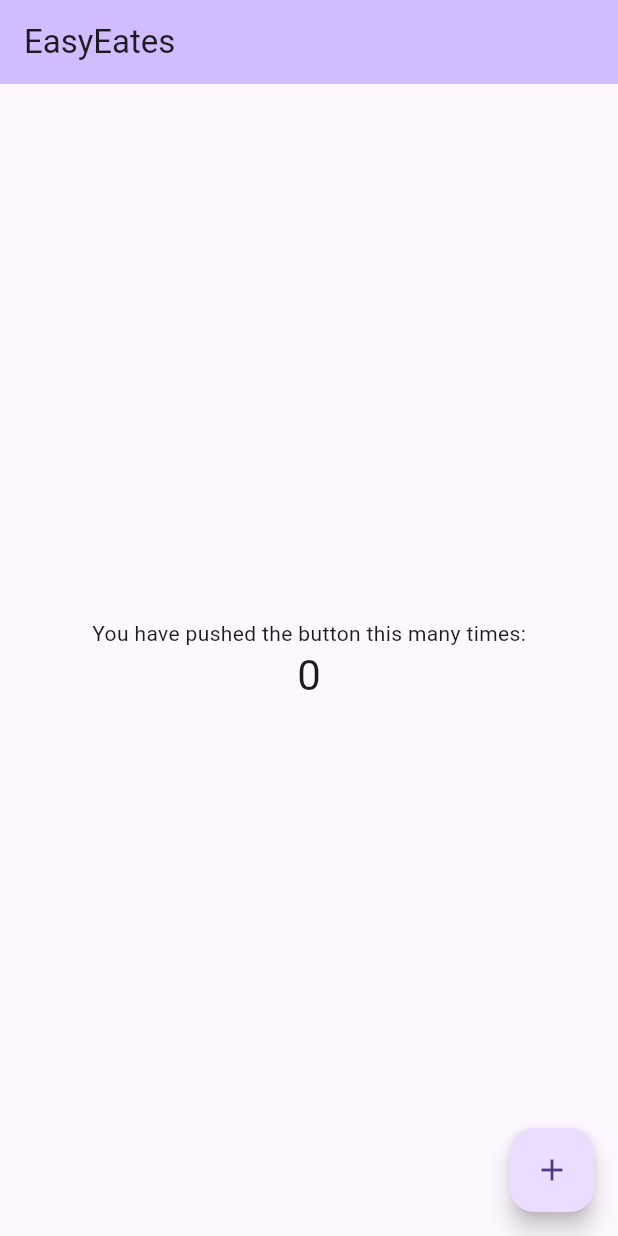
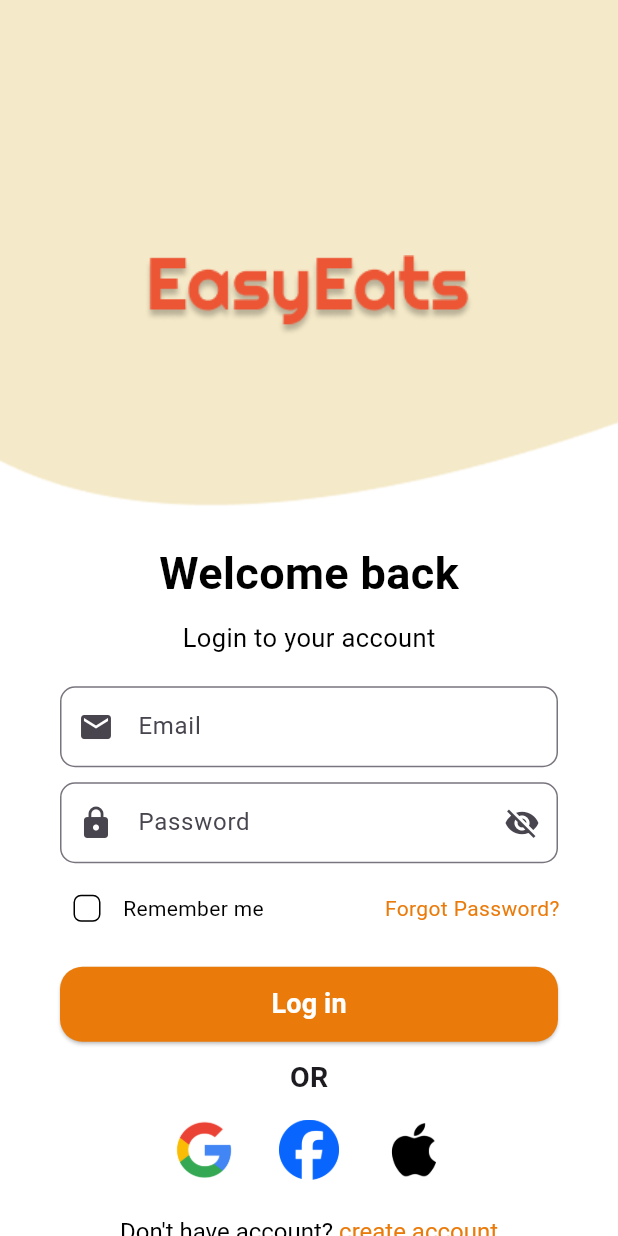
Before and after one commit to ssgamage/foodapp, a Flutter app: the screen it shows after launch, on a phone screen of 412 x 824 dp. Run offline on Flutter 3.47's test engine with Material 3 defaults, Android fonts, the phone set to English and light mode, and no system bars.

Commit message:
log in screen done

```diff
--- a/lib/pages/home_page.dart
+++ /dev/null
@@ -1,49 +0,0 @@
-import 'package:flutter/material.dart';
-
-class HomePage extends StatefulWidget {
-  const HomePage({super.key, required this.title});
-
-  final String title;
-
-  @override
-  State<HomePage> createState() => _HomePageState();
-}
-
-class _HomePageState extends State<HomePage> {
-  int _counter = 0;
-
-  void _incrementCounter() {
-    setState(() {
-      _counter++;
-    });
-  }
-
-  @override
-  Widget build(BuildContext context) {
-    return Scaffold(
-      appBar: AppBar(
-        backgroundColor: Theme.of(context).colorScheme.inversePrimary,
-        title: Text(widget.title),
-      ),
-      body: Center(
-        child: Column(
-          mainAxisAlignment: MainAxisAlignment.center,
-          children: <Widget>[
-            const Text(
-              'You have pushed the button this many times:',
-            ),
-            Text(
-              '$_counter',
-              style: Theme.of(context).textTheme.headlineMedium,
-            ),
-          ],
-        ),
-      ),
-      floatingActionButton: FloatingActionButton(
-        onPressed: _incrementCounter,
-        tooltip: 'Increment',
-        child: const Icon(Icons.add),
-      ),
-    );
-  }
-}
--- /dev/null
+++ b/lib/pages/validationFlow/login_page.dart
@@ -0,0 +1,290 @@
+import 'package:flutter/material.dart';
+import 'package:foodapp/constants/colors.dart';
+
+class LoginPage extends StatefulWidget {
+  const LoginPage({super.key, required this.title});
+
+  final String title;
+
+  @override
+  State<LoginPage> createState() => _LoginPageState();
+}
+
+class _LoginPageState extends State<LoginPage> {
+  bool rememberMe = false;
+  bool _obscureText = true;
+
+  @override
+  Widget build(BuildContext context) {
+    return MaterialApp(
+      debugShowCheckedModeBanner: false,
+      home: Scaffold(
+        body: Container(
+          decoration: const BoxDecoration(
+            image: DecorationImage(
+              image: AssetImage('assets/images/validationFlowImg/ellipse3.png'),
+              fit: BoxFit.cover,
+            ),
+          ),
+          child: Column(
+            mainAxisAlignment: MainAxisAlignment.center,
+            crossAxisAlignment: CrossAxisAlignment.center,
+            children: [
+              Expanded(
+                flex: 7,
+                child: Container(
+                  alignment: Alignment.topCenter,
+                  padding: const EdgeInsets.only(top: 170),
+                  child: Image.asset(
+                      'assets/images/validationFlowImg/easyeats1.png',
+                      width: 220),
+                ),
+              ),
+              Expanded(
+                flex: 9,
+                child: Container(
+                  alignment: Alignment.topCenter,
+                  padding: const EdgeInsets.only(top: 0),
+                  child: Column(
+                    mainAxisAlignment: MainAxisAlignment.start,
+                    children: [
+                      const Text(
+                        'Welcome back',
+                        style: TextStyle(
+                          fontSize: 30,
+                          color: CustomColor.textBlack,
+                          fontWeight: FontWeight.bold,
+                        ),
+                      ),
+                      const SizedBox(height: 10),
+                      const Text(
+                        'Login to your account',
+                        style: TextStyle(
+                          fontSize: 17,
+                          color: CustomColor.textBlack,
+                        ),
+                      ),
+                      const SizedBox(height: 20),
+                      // Add your form here
+                      Form(
+                        child: Column(
+                          children: [
+                            Padding(
+                              padding:
+                                  const EdgeInsets.symmetric(horizontal: 40),
+                              child: TextFormField(
+                                decoration: InputDecoration(
+                                  labelText: 'Email',
+                                  prefixIcon: const Icon(Icons.email),
+                                  border: OutlineInputBorder(
+                                    borderRadius: BorderRadius.circular(10),
+                                  ),
+                                  contentPadding:
+                                      const EdgeInsets.symmetric(vertical: 15),
+                                ),
+                              ),
+                            ),
+                            const SizedBox(height: 10),
+                            Padding(
+                              padding:
+                                  const EdgeInsets.symmetric(horizontal: 40),
+                              child: TextFormField(
+                                obscureText: true,
+                                decoration: InputDecoration(
+                                  labelText: 'Password',
+                                  prefixIcon: const Icon(Icons.lock),
+                                  suffixIcon: IconButton(
+                                    onPressed: () {
+                                      setState(() {
+                                        _obscureText = !_obscureText;
+                                      });
+                                    },
+                                    icon: Icon(
+                                      _obscureText
+                                          ? Icons.visibility_off
+                                          : Icons.visibility,
+                                    ),
+                                  ),
+                                  border: OutlineInputBorder(
+                                    borderRadius: BorderRadius.circular(10),
+                                  ),
+                                  contentPadding:
+                                      const EdgeInsets.symmetric(vertical: 15),
+                                ),
+                              ),
+                            ),
+                            const SizedBox(height: 1),
+                            //remember me section
+                            Padding(
+                              padding:
+                                  const EdgeInsets.symmetric(horizontal: 24),
+                              child: Row(
+                                children: [
+                                  Padding(
+                                    padding: const EdgeInsets.symmetric(
+                                        horizontal: 10, vertical: 5),
+                                    child: Row(
+                                      children: [
+                                        Checkbox(
+                                          value: rememberMe,
+                                          onChanged: (bool? value) {
+                                            setState(() {
+                                              rememberMe = value!;
+                                            });
+                                          },
+                                          shape: RoundedRectangleBorder(
+                                            borderRadius:
+                                                BorderRadius.circular(5.0),
+                                          ),
+                                          side: MaterialStateBorderSide
+                                              .resolveWith(
+                                            (states) => const BorderSide(
+                                                width: 1.0,
+                                                color: CustomColor.textBlack),
+                                          ),
+                                          fillColor: MaterialStateProperty
+                                              .resolveWith<Color?>(
+                                            (Set<MaterialState> states) {
+                                              if (states.contains(
+                                                  MaterialState.selected)) {
+                                                return CustomColor
+                                                    .orangeMain; // Checked color
+                                              } else if (states.contains(
+                                                  MaterialState.hovered)) {
+                                                return CustomColor.textBlack
+                                                    .withOpacity(
+                                                        0.04); // Hovered color
+                                              }
+                                              return null;
+                                            },
+                                          ),
+                                        ),
+                                        const Text(
+                                          'Remember me',
+                                          style: TextStyle(
+                                              color: CustomColor.textBlack),
+                                        ),
+                                      ],
+                                    ),
+                                  ),
+                                  const Spacer(),
+                                  InkWell(
+                                    onTap: () {
+                                      //logic for "Forgot Password?" link
+                                    },
+                                    child: const Padding(
+                                      padding:
+                                          EdgeInsets.symmetric(horizontal: 15),
+                                      child: Text(
+                                        'Forgot Password?',
+                                        style: TextStyle(
+                                          color: CustomColor.orangeMain,
+                                        ),
+                                      ),
+                                    ),
+                                  ),
+                                ],
+                              ),
+                            ),
+                            const SizedBox(height: 10),
+                            //Button
+                            Padding(
+                              padding:
+                                  const EdgeInsets.symmetric(horizontal: 40),
+                              child: ElevatedButton(
+                                onPressed: () {
+                                  // Add your login logic here
+                                },
+                                style: ElevatedButton.styleFrom(
+                                  foregroundColor: CustomColor.textWhite,
+                                  backgroundColor: CustomColor.orangeMain,
+                                  shape: RoundedRectangleBorder(
+                                    borderRadius: BorderRadius.circular(15.0),
+                                  ),
+                                  minimumSize: const Size(double.infinity, 50),
+                                ),
+                                child: const Text(
+                                  'Log in',
+                                  style: TextStyle(
+                                      fontSize: 18,
+                                      fontWeight: FontWeight.bold),
+                                ),
+                              ),
+                            ),
+                          ],
+                        ),
+                      ),
+                      const SizedBox(height: 10),
+                      // or and create acc section
+                      const Text(
+                        'OR',
+                        style: TextStyle(
+                            fontSize: 19, fontWeight: FontWeight.bold),
+                      ),
+                      Row(
+                        mainAxisAlignment: MainAxisAlignment.center,
+                        children: [
+                          Padding(
+                            padding: const EdgeInsets.all(15.0),
+                            child: Image.asset(
+                              'assets/images/validationFlowImg/googlelogo1.png',
+                              width: 40,
+                              height: 40,
+                            ),
+                          ),
+                          Padding(
+                            padding: const EdgeInsets.all(15.0),
+                            child: Image.asset(
+                              'assets/images/validationFlowImg/facebooklogo1.png',
+                              width: 40,
+                              height: 40,
+                            ),
+                          ),
+                          Padding(
+                            padding: const EdgeInsets.all(15.0),
+                            child: Image.asset(
+                              'assets/images/validationFlowImg/applelogo1.png',
+                              width: 40,
+                              height: 40,
+                            ),
+                          ),
+                        ],
+                      ),
+                      Padding(
+                        padding: const EdgeInsets.all(10.0),
+                        child: GestureDetector(
+                          onTap: () {},
+                          child: RichText(
+                            text: const TextSpan(
+                              children: [
+                                TextSpan(
+                                  text: "Don't have account?",
+                                  style: TextStyle(
+                                    fontSize: 16,
+                                    color: Colors.black,
+                                  ),
+                                ),
+                                TextSpan(
+                                  text: ' create account',
+                                  style: TextStyle(
+                                    fontSize: 16,
+                                    color: CustomColor.orangeMain,
+                                  ),
+                                ),
+                              ],
+                            ),
+                          ),
+                        ),
+                      ),
+                    ],
+                  ),
+                ),
+              ),
+            ],
+          ),
+        ),
+        resizeToAvoidBottomInset: false,
+      ),
+    );
+  }
+}
--- a/lib/splash_screen.dart
+++ b/lib/splash_screen.dart
@@ -2,7 +2,7 @@ import 'dart:async';
 
 import 'package:flutter/material.dart';
 import 'package:foodapp/constants/colors.dart';
-import 'package:foodapp/pages/home_page.dart';
+import 'package:foodapp/pages/validationFlow/login_page.dart';
 
 class SplashScreen extends StatefulWidget {
   const SplashScreen({super.key});
@@ -19,8 +19,8 @@ class _SplashScreenState extends State<SplashScreen> {
       Navigator.pushReplacement(
         context,
         MaterialPageRoute(
-            builder: (context) => const HomePage(
-                  title: "EasyEates",
+            builder: (context) => const LoginPage(
+                  title: "EasyEats",
                 )),
       );
     });
@@ -40,7 +40,7 @@ class _SplashScreenState extends State<SplashScreen> {
             ),
             const SizedBox(height: 20),
             const Text(
-              'EasyEates',
+              'EasyEats',
               style: TextStyle(
                   fontSize: 30,
                   fontWeight: FontWeight.bold,
```
Also changed, not shown: pubspec.yaml (+12 -0 lines), assets/images/appicon/logoicon1.png (added), assets/images/validationFlowImg/applelogo1.png (added), assets/images/validationFlowImg/easyeats1.png (added), assets/images/validationFlowImg/ellipse3.png (added), assets/images/validationFlowImg/facebooklogo1.png (added), assets/images/validationFlowImg/googlelogo1.png (added), pubspec.lock, 27 other files.
